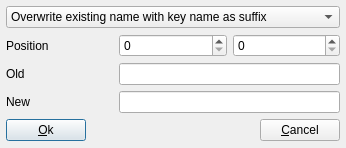
First picture: the form in sources/dialogs/dialog_rename.ui, repository davy7125/polyphone, before the edit.
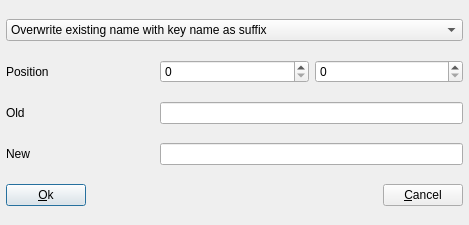
Second picture: the form after the edit. Icons and pictures are not drawn.

Patch:
```diff
--- a/sources/dialogs/dialog_rename.ui
+++ b/sources/dialogs/dialog_rename.ui
@@ -9,8 +9,8 @@
    <rect>
     <x>0</x>
     <y>0</y>
-    <width>310</width>
-    <height>148</height>
+    <width>469</width>
+    <height>225</height>
    </rect>
   </property>
   <property name="sizePolicy">
```
Left out of the diff: 8 changed lines with no effect on the pictures.
